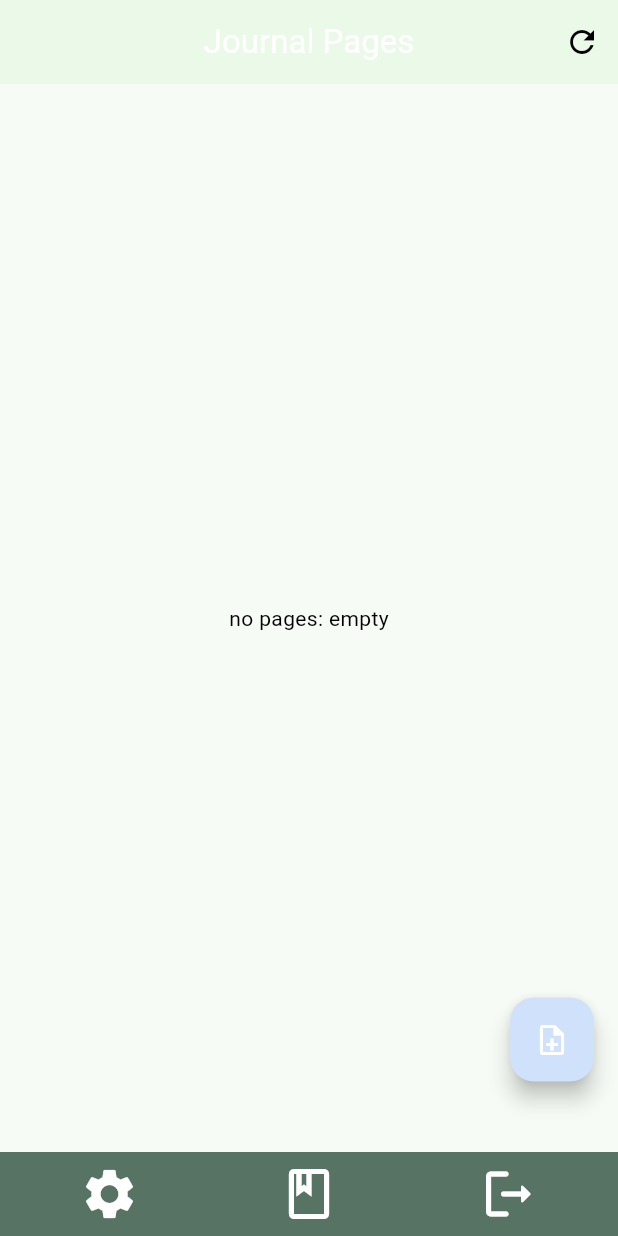
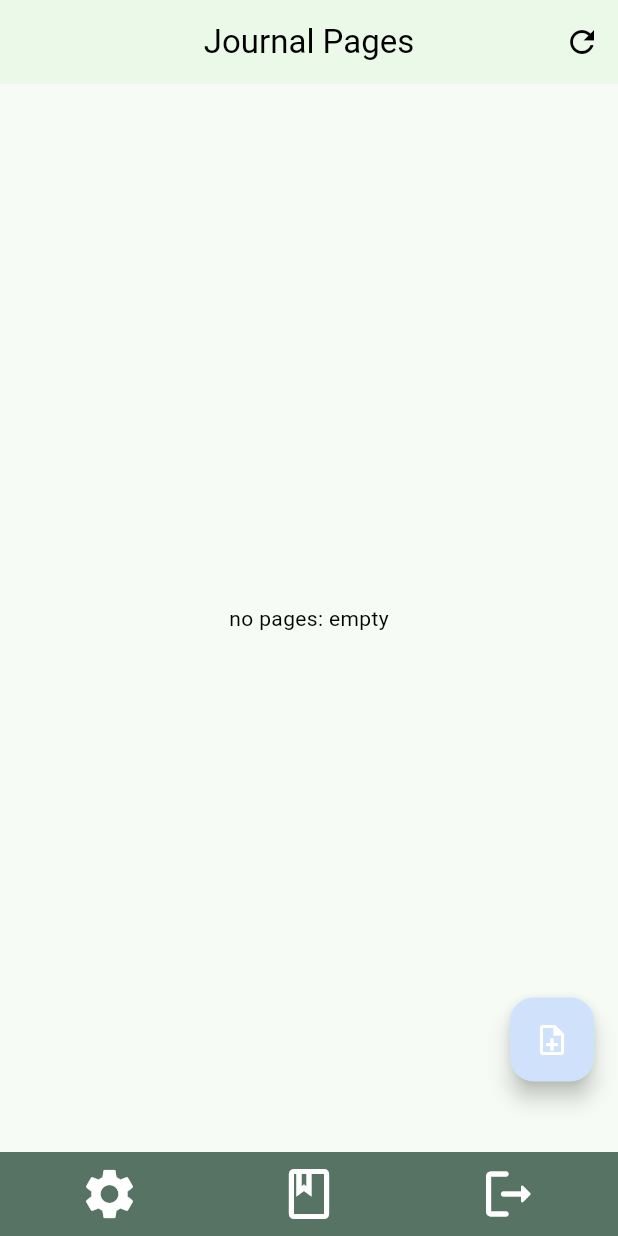
Before and after one commit to Palpeleno/CSC4360MAD_PWs, a Flutter app: the screen it shows after launch, on a phone screen of 412 x 824 dp. Run offline on Flutter 3.47's test engine with Material 3 defaults, Android fonts, the phone set to English and light mode, and no system bars; our stand-ins replace firebase_auth, firebase_core, google_fonts, image_picker, sqflite, sqflite_common and 2 more; missing offline and left inert: stream; accounts and stored records are empty.

Commit message:
jounral app bar titile them darkmode integration

```diff
--- a/katoria_jmt/lib/common/color_extension.dart
+++ b/katoria_jmt/lib/common/color_extension.dart
@@ -25,5 +25,4 @@ class TColor {
   static Color get white => Colors.white;
 
   static Color get lightGreen => Color.fromARGB(255, 246, 251, 245);
-
 }
--- a/katoria_jmt/lib/view/home/journal_entries.dart
+++ b/katoria_jmt/lib/view/home/journal_entries.dart
@@ -1,6 +1,7 @@
 // ignore_for_file: sort_child_properties_last, prefer_const_literals_to_create_immutables, prefer_const_constructors, use_key_in_widget_constructors, prefer_const_constructors_in_immutables, unused_import
 
 import 'package:flutter/material.dart';
+import 'package:katoria_jmt/common/color_extension.dart';
 
 import 'package:katoria_jmt/db/page_database.dart';
 import 'package:katoria_jmt/view/home/addnewpage_view.dart';
@@ -26,7 +27,9 @@ class _JournalViewState extends State<JournalView> {
       appBar: AppBar(
         title: Text(
           "Journal Pages",
-          style: TextStyle(color: Colors.white),
+          style: TextStyle(
+            color: Theme.of(context).colorScheme.onSurface,
+          ),
         ),
         centerTitle: true,
         actions: [
@@ -62,7 +65,6 @@ class _JournalViewState extends State<JournalView> {
       // ,sizedBox(),
       floatingActionButton: FloatingActionButton(
         onPressed: () {
-
           Navigator.push(
             context,
             MaterialPageRoute(builder: (context) => AddPage()),
```
